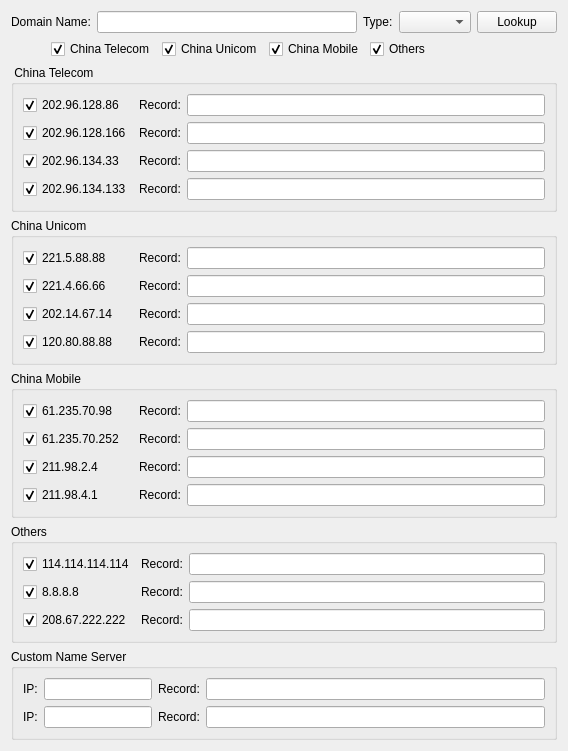
This is src/dnslookup/dnslookup.ui in ihehui/plugins as Qt 5 draws it before an edit. The edited form follows.
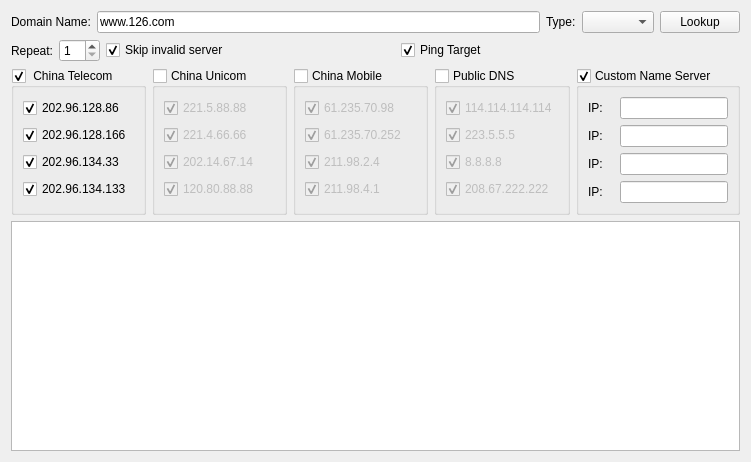
This is the edited form.

Commit message: Update DNS Lookup

```diff
--- a/src/dnslookup/dnslookup.ui
+++ b/src/dnslookup/dnslookup.ui
@@ -6,133 +6,24 @@
    <rect>
     <x>0</x>
     <y>0</y>
-    <width>688</width>
-    <height>753</height>
+    <width>751</width>
+    <height>462</height>
    </rect>
   </property>
   <property name="windowTitle">
    <string>DNS Lookup</string>
   </property>
-  <layout class="QVBoxLayout" name="verticalLayout">
-   <property name="sizeConstraint">
-    <enum>QLayout::SetFixedSize</enum>
-   </property>
-   <item>
-    <layout class="QGridLayout" name="gridLayout_6">
-     <item row="0" column="0">
-      <layout class="QHBoxLayout" name="horizontalLayout">
-       <item>
-        <widget class="QLabel" name="labelDomainName">
-         <property name="text">
-          <string>Domain Name:</string>
-         </property>
-        </widget>
-       </item>
-       <item>
-        <widget class="QLineEdit" name="lineEditDomainName">
-         <property name="text">
-          <string/>
-         </property>
-        </widget>
-       </item>
-       <item>
-        <widget class="QLabel" name="labelType">
-         <property name="text">
-          <string>Type:</string>
-         </property>
-        </widget>
-       </item>
-       <item>
-        <widget class="QComboBox" name="comboBoxType"/>
-       </item>
-      </layout>
-     </item>
-     <item row="1" column="0">
-      <layout class="QHBoxLayout" name="horizontalLayout_2">
-       <item>
-        <spacer name="horizontalSpacer">
-         <property name="orientation">
-          <enum>Qt::Horizontal</enum>
-         </property>
-         <property name="sizeHint" stdset="0">
-          <size>
-           <width>40</width>
-           <height>20</height>
-          </size>
-         </property>
-        </spacer>
-       </item>
-       <item>
-        <widget class="QCheckBox" name="checkBoxChinaTelecom">
-         <property name="text">
-          <string>China Telecom</string>
-         </property>
-         <property name="checked">
-          <bool>true</bool>
-         </property>
-        </widget>
-       </item>
-       <item>
-        <widget class="QCheckBox" name="checkBoxChinaUnicom">
-         <property name="text">
-          <string>China Unicom</string>
-         </property>
-         <property name="checked">
-          <bool>true</bool>
-         </property>
-        </widget>
-       </item>
-       <item>
-        <widget class="QCheckBox" name="checkBoxChinaMobile">
-         <property name="text">
-          <string>China Mobile</string>
-         </property>
-         <property name="checked">
-          <bool>true</bool>
-         </property>
-        </widget>
-       </item>
-       <item>
-        <widget class="QCheckBox" name="checkBoxOthers">
-         <property name="text">
-          <string>Others</string>
-         </property>
-         <property name="checked">
-          <bool>true</bool>
-         </property>
-        </widget>
-       </item>
-       <item>
-        <spacer name="horizontalSpacer_2">
-         <property name="orientation">
-          <enum>Qt::Horizontal</enum>
-         </property>
-         <property name="sizeHint" stdset="0">
-          <size>
-           <width>40</width>
-           <height>20</height>
-          </size>
-         </property>
-        </spacer>
-       </item>
-      </layout>
-     </item>
-     <item row="0" column="1">
-      <widget class="QPushButton" name="pushButtonLookup">
-       <property name="text">
-        <string>Lookup</string>
-       </property>
-      </widget>
-     </item>
-    </layout>
-   </item>
-   <item>
+  <layout class="QGridLayout" name="gridLayout">
+   <item row="1" column="0">
     <widget class="QGroupBox" name="groupBoxChinaTelecom">
      <property name="title">
       <string> China Telecom</string>
      </property>
-     <layout class="QGridLayout" name="gridLayout">
-      <item row="0" column="0">
+     <property name="checkable">
+      <bool>true</bool>
+     </property>
+     <layout class="QVBoxLayout" name="verticalLayout_4">
+      <item>
        <widget class="QCheckBox" name="checkBoxCT1">
         <property name="minimumSize">
          <size>
@@ -148,20 +39,7 @@
         </property>
        </widget>
       </item>
-      <item row="4" column="2">
-       <widget class="QLineEdit" name="lineEditRecordCT3">
-        <property name="minimumSize">
-         <size>
-          <width>100</width>
-          <height>0</height>
-         </size>
-        </property>
-        <property name="readOnly">
-         <bool>true</bool>
-        </property>
-       </widget>
-      </item>
-      <item row="2" column="0">
+      <item>
        <widget class="QCheckBox" name="checkBoxCT2">
         <property name="minimumSize">
          <size>
@@ -177,14 +55,7 @@
         </property>
        </widget>
       </item>
-      <item row="2" column="1">
-       <widget class="QLabel" name="labelRecord_2">
-        <property name="text">
-         <string>Record:</string>
-        </property>
-       </widget>
-      </item>
-      <item row="4" column="0">
+      <item>
        <widget class="QCheckBox" name="checkBoxCT3">
         <property name="minimumSize">
          <size>
@@ -200,14 +71,7 @@
         </property>
        </widget>
       </item>
-      <item row="4" column="1">
-       <widget class="QLabel" name="labelRecord_4">
-        <property name="text">
-         <string>Record:</string>
-        </property>
-       </widget>
-      </item>
-      <item row="6" column="0">
+      <item>
        <widget class="QCheckBox" name="checkBoxCT4">
         <property name="minimumSize">
          <size>
@@ -223,69 +87,22 @@
         </property>
        </widget>
       </item>
-      <item row="6" column="1">
-       <widget class="QLabel" name="labelRecord_3">
-        <property name="text">
-         <string>Record:</string>
-        </property>
-       </widget>
-      </item>
-      <item row="6" column="2">
-       <widget class="QLineEdit" name="lineEditRecordCT4">
-        <property name="minimumSize">
-         <size>
-          <width>100</width>
-          <height>0</height>
-         </size>
-        </property>
-        <property name="readOnly">
-         <bool>true</bool>
-        </property>
-       </widget>
-      </item>
-      <item row="2" column="2">
-       <widget class="QLineEdit" name="lineEditRecordCT2">
-        <property name="minimumSize">
-         <size>
-          <width>100</width>
-          <height>0</height>
-         </size>
-        </property>
-        <property name="readOnly">
-         <bool>true</bool>
-        </property>
-       </widget>
-      </item>
-      <item row="0" column="1">
-       <widget class="QLabel" name="labelRecord">
-        <property name="text">
-         <string>Record:</string>
-        </property>
-       </widget>
-      </item>
-      <item row="0" column="2">
-       <widget class="QLineEdit" name="lineEditRecordCT1">
-        <property name="minimumSize">
-         <size>
-          <width>100</width>
-          <height>0</height>
-         </size>
-        </property>
-        <property name="readOnly">
-         <bool>true</bool>
-        </property>
-       </widget>
-      </item>
      </layout>
     </widget>
    </item>
-   <item>
+   <item row="1" column="1">
     <widget class="QGroupBox" name="groupBoxChinaUnicom">
      <property name="title">
       <string>China Unicom</string>
      </property>
-     <layout class="QGridLayout" name="gridLayout_2">
-      <item row="0" column="0">
+     <property name="checkable">
+      <bool>true</bool>
+     </property>
+     <property name="checked">
+      <bool>false</bool>
+     </property>
+     <layout class="QVBoxLayout" name="verticalLayout_3">
+      <item>
        <widget class="QCheckBox" name="checkBoxCU1">
         <property name="minimumSize">
          <size>
@@ -301,20 +118,7 @@
         </property>
        </widget>
       </item>
-      <item row="4" column="2">
-       <widget class="QLineEdit" name="lineEditRecordCU3">
-        <property name="minimumSize">
-         <size>
-          <width>100</width>
-          <height>0</height>
-         </size>
-        </property>
-        <property name="readOnly">
-         <bool>true</bool>
-        </property>
-       </widget>
-      </item>
-      <item row="2" column="0">
+      <item>
        <widget class="QCheckBox" name="checkBoxCU2">
         <property name="minimumSize">
          <size>
@@ -330,14 +134,7 @@
         </property>
        </widget>
       </item>
-      <item row="2" column="1">
-       <widget class="QLabel" name="labelRecord_5">
-        <property name="text">
-         <string>Record:</string>
-        </property>
-       </widget>
-      </item>
-      <item row="4" column="0">
+      <item>
        <widget class="QCheckBox" name="checkBoxCU3">
         <property name="minimumSize">
          <size>
@@ -353,14 +150,7 @@
         </property>
        </widget>
       </item>
-      <item row="4" column="1">
-       <widget class="QLabel" name="labelRecord_6">
-        <property name="text">
-         <string>Record:</string>
-        </property>
-       </widget>
-      </item>
-      <item row="6" column="0">
+      <item>
        <widget class="QCheckBox" name="checkBoxCU4">
         <property name="minimumSize">
          <size>
@@ -376,82 +166,22 @@
         </property>
        </widget>
       </item>
-      <item row="6" column="1">
-       <widget class="QLabel" name="labelRecord_7">
-        <property name="text">
-         <string>Record:</string>
-        </property>
-       </widget>
-      </item>
-      <item row="6" column="2">
-       <widget class="QLineEdit" name="lineEditRecordCU4">
-        <property name="minimumSize">
-         <size>
-          <width>100</width>
-          <height>0</height>
-         </size>
-        </property>
-        <property name="readOnly">
-         <bool>true</bool>
-        </property>
-       </widget>
-      </item>
-      <item row="0" column="1">
-       <widget class="QLabel" name="labelRecord_8">
-        <property name="text">
-         <string>Record:</string>
-        </property>
-       </widget>
-      </item>
-      <item row="2" column="2">
-       <widget class="QLineEdit" name="lineEditRecordCU2">
-        <property name="minimumSize">
-         <size>
-          <width>100</width>
-          <height>0</height>
-         </size>
-        </property>
-        <property name="readOnly">
-         <bool>true</bool>
-        </property>
-       </widget>
-      </item>
-      <item row="0" column="2">
-       <widget class="QLineEdit" name="lineEditRecordCU1">
-        <property name="minimumSize">
-         <size>
-          <width>100</width>
-          <height>0</height>
-         </size>
-        </property>
-        <property name="readOnly">
-         <bool>true</bool>
-        </property>
-       </widget>
-      </item>
      </layout>
     </widget>
    </item>
-   <item>
+   <item row="1" column="2">
     <widget class="QGroupBox" name="groupBoxChinaMobile">
      <property name="title">
       <string>China Mobile</string>
      </property>
-     <layout class="QGridLayout" name="gridLayout_3">
-      <item row="4" column="2">
-       <widget class="QLineEdit" name="lineEditRecordCM3">
-        <property name="minimumSize">
-         <size>
-          <width>100</width>
-          <height>0</height>
-         </size>
-        </property>
-        <property name="readOnly">
-         <bool>true</bool>
-        </property>
-       </widget>
-      </item>
-      <item row="0" column="0">
+     <property name="checkable">
+      <bool>true</bool>
+     </property>
+     <property name="checked">
+      <bool>false</bool>
+     </property>
+     <layout class="QVBoxLayout" name="verticalLayout_2">
+      <item>
        <widget class="QCheckBox" name="checkBoxCM1">
         <property name="minimumSize">
          <size>
@@ -467,7 +197,7 @@
         </property>
        </widget>
       </item>
-      <item row="2" column="0">
+      <item>
        <widget class="QCheckBox" name="checkBoxCM2">
         <property name="minimumSize">
          <size>
@@ -483,14 +213,7 @@
         </property>
        </widget>
       </item>
-      <item row="2" column="1">
-       <widget class="QLabel" name="labelRecord_9">
-        <property name="text">
-         <string>Record:</string>
-        </property>
-       </widget>
-      </item>
-      <item row="4" column="0">
+      <item>
        <widget class="QCheckBox" name="checkBoxCM3">
         <property name="minimumSize">
          <size>
@@ -506,14 +229,7 @@
         </property>
        </widget>
       </item>
-      <item row="4" column="1">
-       <widget class="QLabel" name="labelRecord_10">
-        <property name="text">
-         <string>Record:</string>
-        </property>
-       </widget>
-      </item>
-      <item row="6" column="0">
+      <item>
        <widget class="QCheckBox" name="checkBoxCM4">
         <property name="minimumSize">
          <size>
@@ -529,89 +245,22 @@
         </property>
        </widget>
       </item>
-      <item row="6" column="1">
-       <widget class="QLabel" name="labelRecord_11">
-        <property name="text">
-         <string>Record:</string>
-        </property>
-       </widget>
-      </item>
-      <item row="6" column="2">
-       <widget class="QLineEdit" name="lineEditRecordCM4">
-        <property name="minimumSize">
-         <size>
-          <width>100</width>
-          <height>0</height>
-         </size>
-        </property>
-        <property name="readOnly">
-         <bool>true</bool>
-        </property>
-       </widget>
-      </item>
-      <item row="2" column="2">
-       <widget class="QLineEdit" name="lineEditRecordCM2">
-        <property name="minimumSize">
-         <size>
-          <width>100</width>
-          <height>0</height>
-         </size>
-        </property>
-        <property name="readOnly">
-         <bool>true</bool>
-        </property>
-       </widget>
-      </item>
-      <item row="0" column="1">
-       <widget class="QLabel" name="labelRecord_12">
-        <property name="text">
-         <string>Record:</string>
-        </property>
-       </widget>
-      </item>
-      <item row="0" column="2">
-       <widget class="QLineEdit" name="lineEditRecordCM1">
-        <property name="minimumSize">
-         <size>
-          <width>100</width>
-          <height>0</height>
-         </size>
-        </property>
-        <property name="readOnly">
-         <bool>true</bool>
-        </property>
-       </widget>
-      </item>
      </layout>
     </widget>
    </item>
-   <item>
-    <widget class="QGroupBox" name="groupBoxOthers">
+   <item row="1" column="3">
+    <widget class="QGroupBox" name="groupBoxPublicDNS">
      <property name="title">
-      <string>Others</string>
+      <string>Public DNS</string>
      </property>
-     <layout class="QGridLayout" name="gridLayout_5">
-      <item row="2" column="2">
-       <widget class="QLineEdit" name="lineEditRecordGoogle">
-        <property name="minimumSize">
-         <size>
-          <width>100</width>
-          <height>0</height>
-         </size>
-        </property>
-        <property name="readOnly">
-         <bool>true</bool>
-        </property>
-       </widget>
-      </item>
-      <item row="0" column="1">
-       <widget class="QLabel" name="labelRecord_20">
-        <property name="text">
-         <string>Record:</string>
-        </property>
-       </widget>
-      </item>
-      <item row="0" column="0">
+     <property name="checkable">
+      <bool>true</bool>
+     </property>
+     <property name="checked">
+      <bool>false</bool>
+     </property>
+     <layout class="QVBoxLayout" name="verticalLayout">
+      <item>
        <widget class="QCheckBox" name="checkBox114">
         <property name="minimumSize">
          <size>
@@ -627,7 +276,23 @@
         </property>
        </widget>
       </item>
-      <item row="2" column="0">
+      <item>
+       <widget class="QCheckBox" name="checkBoxAliDNS">
+        <property name="minimumSize">
+         <size>
+          <width>110</width>
+          <height>0</height>
+         </size>
+        </property>
+        <property name="text">
+         <string>223.5.5.5</string>
+        </property>
+        <property name="checked">
+         <bool>true</bool>
+        </property>
+       </widget>
+      </item>
+      <item>
        <widget class="QCheckBox" name="checkBoxGoogle">
         <property name="minimumSize">
          <size>
@@ -643,14 +308,7 @@
         </property>
        </widget>
       </item>
-      <item row="2" column="1">
-       <widget class="QLabel" name="labelRecord_17">
-        <property name="text">
-         <string>Record:</string>
-        </property>
-       </widget>
-      </item>
-      <item row="4" column="0">
+      <item>
        <widget class="QCheckBox" name="checkBoxOpenDNS">
         <property name="minimumSize">
          <size>
@@ -666,73 +324,20 @@
         </property>
        </widget>
       </item>
-      <item row="0" column="2">
-       <widget class="QLineEdit" name="lineEditRecord114">
-        <property name="minimumSize">
-         <size>
-          <width>100</width>
-          <height>0</height>
-         </size>
-        </property>
-        <property name="readOnly">
-         <bool>true</bool>
-        </property>
-       </widget>
-      </item>
-      <item row="4" column="2">
-       <widget class="QLineEdit" name="lineEditRecordOpenDNS">
-        <property name="minimumSize">
-         <size>
-          <width>100</width>
-          <height>0</height>
-         </size>
-        </property>
-        <property name="readOnly">
-         <bool>true</bool>
-        </property>
-       </widget>
-      </item>
-      <item row="4" column="1">
-       <widget class="QLabel" name="labelRecord_18">
-        <property name="text">
-         <string>Record:</string>
-        </property>
-       </widget>
-      </item>
      </layout>
     </widget>
    </item>
-   <item>
+   <item row="1" column="4">
     <widget class="QGroupBox" name="groupBoxCustom">
      <property name="title">
       <string>Custom Name Server</string>
      </property>
+     <property name="checkable">
+      <bool>true</bool>
+     </property>
      <layout class="QGridLayout" name="gridLayout_4">
-      <item row="2" column="1">
-       <widget class="QLineEdit" name="lineEditNSIPCustom2">
-        <property name="sizePolicy">
-         <sizepolicy hsizetype="Preferred" vsizetype="Fixed">
-          <horstretch>0</horstretch>
-          <verstretch>0</verstretch>
-         </sizepolicy>
-        </property>
-        <property name="minimumSize">
-         <size>
-          <width>100</width>
-          <height>0</height>
-         </size>
-        </property>
-       </widget>
-      </item>
-      <item row="2" column="2">
-       <widget class="QLabel" name="labelRecord_13">
-        <property name="text">
-         <string>Record:</string>
-        </property>
-       </widget>
-      </item>
-      <item row="0" column="1">
-       <widget class="QLineEdit" name="lineEditNSIPCustom1">
+      <item row="3" column="1">
+       <widget class="QLineEdit" name="lineEditNSIPCustom3">
         <property name="sizePolicy">
          <sizepolicy hsizetype="Preferred" vsizetype="Fixed">
           <horstretch>0</horstretch>
@@ -754,6 +359,29 @@
         </property>
        </widget>
       </item>
+      <item row="3" column="0">
+       <widget class="QLabel" name="label_3">
+        <property name="text">
+         <string>IP:</string>
+        </property>
+       </widget>
+      </item>
+      <item row="0" column="1">
+       <widget class="QLineEdit" name="lineEditNSIPCustom1">
+        <property name="sizePolicy">
+         <sizepolicy hsizetype="Preferred" vsizetype="Fixed">
+          <horstretch>0</horstretch>
+          <verstretch>0</verstretch>
+         </sizepolicy>
+        </property>
+        <property name="minimumSize">
+         <size>
+          <width>100</width>
+          <height>0</height>
+         </size>
+        </property>
+       </widget>
+      </item>
       <item row="2" column="0">
        <widget class="QLabel" name="label_2">
         <property name="text">
@@ -761,42 +389,168 @@
         </property>
        </widget>
       </item>
-      <item row="2" column="3">
-       <widget class="QLineEdit" name="lineEditRecordCustom2">
+      <item row="2" column="1">
+       <widget class="QLineEdit" name="lineEditNSIPCustom2">
+        <property name="sizePolicy">
+         <sizepolicy hsizetype="Preferred" vsizetype="Fixed">
+          <horstretch>0</horstretch>
+          <verstretch>0</verstretch>
+         </sizepolicy>
+        </property>
         <property name="minimumSize">
          <size>
           <width>100</width>
           <height>0</height>
          </size>
         </property>
-        <property name="readOnly">
-         <bool>true</bool>
+       </widget>
+      </item>
+      <item row="4" column="1">
+       <widget class="QLineEdit" name="lineEditNSIPCustom4">
+        <property name="sizePolicy">
+         <sizepolicy hsizetype="Preferred" vsizetype="Fixed">
+          <horstretch>0</horstretch>
+          <verstretch>0</verstretch>
+         </sizepolicy>
         </property>
+        <property name="minimumSize">
+         <size>
+          <width>100</width>
+          <height>0</height>
+         </size>
+        </property>
        </widget>
       </item>
-      <item row="0" column="2">
-       <widget class="QLabel" name="labelRecord_16">
+      <item row="4" column="0">
+       <widget class="QLabel" name="label_4">
         <property name="text">
-         <string>Record:</string>
-        </property>
-       </widget>
-      </item>
-      <item row="0" column="3">
-       <widget class="QLineEdit" name="lineEditRecordCustom1">
-        <property name="minimumSize">
-         <size>
-          <width>100</width>
-          <height>0</height>
-         </size>
-        </property>
-        <property name="readOnly">
-         <bool>true</bool>
+         <string>IP:</string>
         </property>
        </widget>
       </item>
      </layout>
     </widget>
    </item>
+   <item row="2" column="0" colspan="5">
+    <widget class="QTextBrowser" name="textBrowserResult">
+     <property name="html">
+      <string notr="true">&lt;!DOCTYPE HTML PUBLIC &quot;-//W3C//DTD HTML 4.0//EN&quot; &quot;http://www.w3.org/TR/REC-html40/strict.dtd&quot;&gt;
+&lt;html&gt;&lt;head&gt;&lt;meta name=&quot;qrichtext&quot; content=&quot;1&quot; /&gt;&lt;style type=&quot;text/css&quot;&gt;
+p, li { white-space: pre-wrap; }
+&lt;/style&gt;&lt;/head&gt;&lt;body style=&quot; font-family:'SimSun'; font-size:9pt; font-weight:400; font-style:normal;&quot;&gt;
+&lt;p style=&quot;-qt-paragraph-type:empty; margin-top:0px; margin-bottom:0px; margin-left:0px; margin-right:0px; -qt-block-indent:0; text-indent:0px;&quot;&gt;&lt;br /&gt;&lt;/p&gt;&lt;/body&gt;&lt;/html&gt;</string>
+     </property>
+     <property name="openExternalLinks">
+      <bool>true</bool>
+     </property>
+    </widget>
+   </item>
+   <item row="0" column="0" colspan="5">
+    <layout class="QGridLayout" name="gridLayout_6">
+     <item row="0" column="0">
+      <layout class="QHBoxLayout" name="horizontalLayout">
+       <item>
+        <widget class="QLabel" name="labelDomainName">
+         <property name="text">
+          <string>Domain Name:</string>
+         </property>
+        </widget>
+       </item>
+       <item>
+        <widget class="QLineEdit" name="lineEditDomainName">
+         <property name="text">
+          <string>www.126.com</string>
+         </property>
+        </widget>
+       </item>
+       <item>
+        <widget class="QLabel" name="labelType">
+         <property name="text">
+          <string>Type:</string>
+         </property>
+        </widget>
+       </item>
+       <item>
+        <widget class="QComboBox" name="comboBoxType"/>
+       </item>
+      </layout>
+     </item>
+     <item row="1" column="0">
+      <layout class="QHBoxLayout" name="horizontalLayout_2">
+       <item>
+        <widget class="QLabel" name="label_5">
+         <property name="text">
+          <string>Repeat:</string>
+         </property>
+        </widget>
+       </item>
+       <item>
+        <widget class="QSpinBox" name="spinBoxRepeat">
+         <property name="minimum">
+          <number>1</number>
+         </property>
+         <property name="value">
+          <number>1</number>
+         </property>
+        </widget>
+       </item>
+       <item>
+        <widget class="QCheckBox" name="checkBoxSkip">
+         <property name="text">
+          <string>Skip invalid server</string>
+         </property>
+         <property name="checked">
+          <bool>true</bool>
+         </property>
+        </widget>
+       </item>
+       <item>
+        <spacer name="horizontalSpacer">
+         <property name="orientation">
+          <enum>Qt::Horizontal</enum>
+         </property>
+         <property name="sizeHint" stdset="0">
+          <size>
+           <width>40</width>
+           <height>20</height>
+          </size>
+         </property>
+        </spacer>
+       </item>
+       <item>
+        <widget class="QCheckBox" name="checkBoxPing">
+         <property name="text">
+          <string>Ping Target</string>
+         </property>
+         <property name="checked">
+          <bool>true</bool>
+         </property>
+        </widget>
+       </item>
+       <item>
+        <spacer name="horizontalSpacer_2">
+         <property name="orientation">
+          <enum>Qt::Horizontal</enum>
+         </property>
+         <property name="sizeHint" stdset="0">
+          <size>
+           <width>40</width>
+           <height>20</height>
+          </size>
+         </property>
+        </spacer>
+       </item>
+      </layout>
+     </item>
+     <item row="0" column="1">
+      <widget class="QPushButton" name="pushButtonLookup">
+       <property name="text">
+        <string>Lookup</string>
+       </property>
+      </widget>
+     </item>
+    </layout>
+   </item>
   </layout>
  </widget>
  <resources/>
```
Left out of the diff: 4 changed lines with no effect on the pictures. The commit also changes 4 other files.
